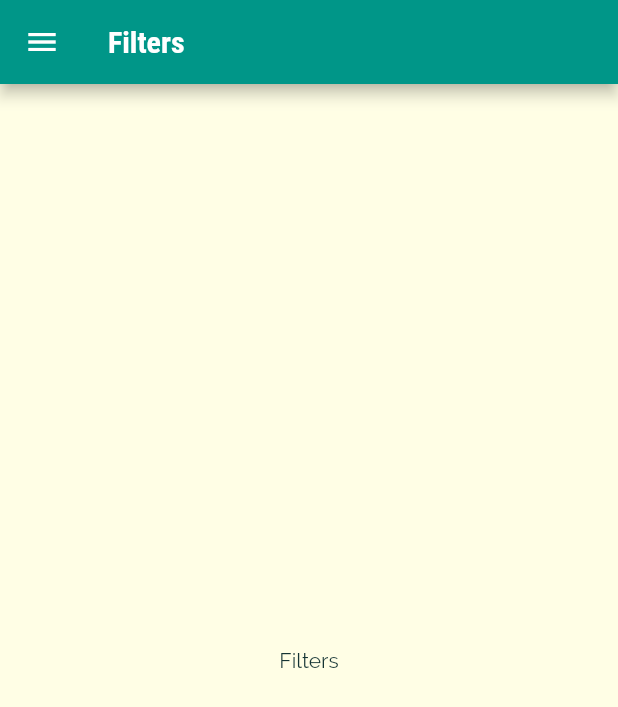
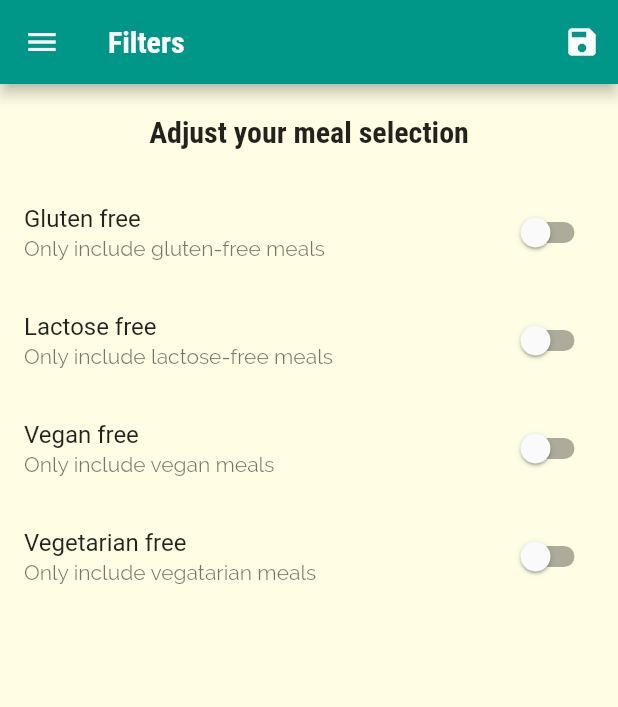
Before and after one commit to asraavisena/meals_app, a Flutter app: the Filters screen opened by its route, on a phone screen of 412 x 824 dp. Shown: the top 707 px of the screen. Run offline on Flutter 3.47's test engine with Material 2 defaults, Android fonts, the phone set to English and light mode, and no system bars.

Commit message:
adding filters function

```diff
--- a/lib/main.dart
+++ b/lib/main.dart
@@ -1,4 +1,6 @@
 import 'package:flutter/material.dart';
+import './dummy_data.dart';
+import './models/meal.dart';
 import './screens/filters.dart';
 import './screens/tabs.dart';
 import './screens/meal_details.dart';
@@ -9,11 +11,51 @@ void main() {
   runApp(const MyApp());
 }
 
-class MyApp extends StatelessWidget {
+class MyApp extends StatefulWidget {
   const MyApp({Key? key}) : super(key: key);
 
   @override
+  State<MyApp> createState() => _MyAppState();
+}
+
+class _MyAppState extends State<MyApp> {
+  Map<String, bool> _filters = {
+    'gluten': false,
+    'lactose': false,
+    'vegan': false,
+    'vegetarian': false
+  };
+
+  List<Meal> _availableMeal = DUMMY_MEALS;
+
+  void _setFilters(Map<String, bool> filteredData) {
+    setState(() {
+      _filters = filteredData;
+      _availableMeal = DUMMY_MEALS.where((el) {
+        if (_filters['gluten']! && !el.isGlutenFree) {
+          return false;
+        }
+        if (_filters['lactose']! && !el.isLactoseFree) {
+          return false;
+        }
+
+        if (_filters['vegan']! && !el.isVegan) {
+          return false;
+        }
+
+        if (_filters['vegetarian']! && !el.isVegetarian) {
+          return false;
+        }
+
+        return true;
+      }).toList();
+    });
+  }
+
+  @override
   Widget build(BuildContext context) {
+    print(_filters);
+
     return MaterialApp(
       title: 'Flutter Meals',
       theme: ThemeData(
@@ -35,9 +77,11 @@ class MyApp extends StatelessWidget {
       initialRoute: '/',
       routes: {
         '/': (ctx) => const Tabs(),
-        CategoryMeals.routeName: (ctx) => CategoryMeals(),
+        CategoryMeals.routeName: (ctx) =>
+            CategoryMeals(availableMeals: _availableMeal),
         MealDetails.routeName: (ctx) => const MealDetails(),
-        Filters.routeName: (ctx) => const Filters()
+        Filters.routeName: (ctx) =>
+            Filters(currentFilters: _filters, saveFilters: _setFilters)
       },
       // ! GO TO THE DEFINED ROUTES IN ONGENERATEROUTE WHEN ROUTES IS NOT DEFINED IN ROUTES
       onGenerateRoute: (settings) {
--- a/lib/screens/category_meals.dart
+++ b/lib/screens/category_meals.dart
@@ -2,17 +2,17 @@ import 'package:flutter/material.dart';
 import '../models/meal.dart';
 import '../widgets/meal_item.dart';
 
-import '../dummy_data.dart';
-
 class CategoryMeals extends StatefulWidget {
   static const routeName = '/category-meals';
+  final List<Meal> availableMeals;
   // ! LEAVE FOR REFERENCE
   // final String categoryId;
   // final String categoryTitle;
   // const CategoryMeals(
   //     {Key? key, required this.categoryId, required this.categoryTitle})
   //     : super(key: key);
-  const CategoryMeals({Key? key}) : super(key: key);
+  const CategoryMeals({Key? key, required this.availableMeals})
+      : super(key: key);
 
   @override
   State<CategoryMeals> createState() => _CategoryMealsState();
@@ -35,7 +35,7 @@ class _CategoryMealsState extends State<CategoryMeals> {
           ModalRoute.of(context)?.settings.arguments as Map<String, String>;
       categoryTitle = routeArgs['title'];
       final categoryId = routeArgs['id'];
-      displayMeals = DUMMY_MEALS.where((meal) {
+      displayMeals = widget.availableMeals.where((meal) {
         return meal.categories.contains(categoryId);
       }).toList();
       _loadedInitDate = true;
--- a/lib/screens/filters.dart
+++ b/lib/screens/filters.dart
@@ -1,19 +1,102 @@
 import 'package:flutter/material.dart';
 import '../widgets/main_drawer.dart';
 
-class Filters extends StatelessWidget {
+class Filters extends StatefulWidget {
   static const routeName = '/filters';
-  const Filters({Key? key}) : super(key: key);
+  final Function saveFilters;
+  final Map<String, bool> currentFilters;
+  const Filters(
+      {Key? key, required this.saveFilters, required this.currentFilters})
+      : super(key: key);
+
+  @override
+  State<Filters> createState() => _FiltersState();
+}
+
+class _FiltersState extends State<Filters> {
+  var _glutenFree = false;
+  var _lactoseFree = false;
+  var _vegan = false;
+  var _vegetarian = false;
+  @override
+  void initState() {
+    _glutenFree = widget.currentFilters['gluten'] as bool;
+    _lactoseFree = widget.currentFilters['lactose'] as bool;
+    _vegan = widget.currentFilters['vegan'] as bool;
+    _vegetarian = widget.currentFilters['vegetarian'] as bool;
+    super.initState();
+  }
+
+  Widget _buildSwitchListTile(String title, String description, bool currentVal,
+      Function(bool) updateVal) {
+    return SwitchListTile(
+      title: Text(title),
+      value: currentVal,
+      subtitle: Text(description),
+      onChanged: updateVal,
+    );
+  }
 
   @override
   Widget build(BuildContext context) {
     return Scaffold(
       appBar: AppBar(
         title: const Text('Filters'),
+        actions: <Widget>[
+          IconButton(
+              onPressed: () {
+                final selectedFilter = {
+                  'gluten': _glutenFree,
+                  'lactose': _lactoseFree,
+                  'vegan': _vegan,
+                  'vegetarian': _vegetarian
+                };
+                widget.saveFilters(selectedFilter);
+              },
+              icon: const Icon(Icons.save))
+        ],
       ),
       drawer: const MainDrawer(),
-      body: const Center(
-        child: Text('Filters'),
+      body: Column(
+        children: <Widget>[
+          Container(
+            padding: const EdgeInsets.all(20),
+            child: Text(
+              'Adjust your meal selection',
+              style: Theme.of(context).textTheme.headline6,
+            ),
+          ),
+          Expanded(
+              child: ListView(
+            children: <Widget>[
+              _buildSwitchListTile(
+                  'Gluten free', 'Only include gluten-free meals', _glutenFree,
+                  (newVal) {
+                setState(() {
+                  _glutenFree = newVal;
+                });
+              }),
+              _buildSwitchListTile('Lactose free',
+                  'Only include lactose-free meals', _lactoseFree, (newVal) {
+                setState(() {
+                  _lactoseFree = newVal;
+                });
+              }),
+              _buildSwitchListTile(
+                  'Vegan free', 'Only include vegan meals', _vegan, (newVal) {
+                setState(() {
+                  _vegan = newVal;
+                });
+              }),
+              _buildSwitchListTile('Vegetarian free',
+                  'Only include vegatarian meals', _vegetarian, (newVal) {
+                setState(() {
+                  _vegetarian = newVal;
+                });
+              }),
+            ],
+          ))
+        ],
       ),
     );
   }
```
